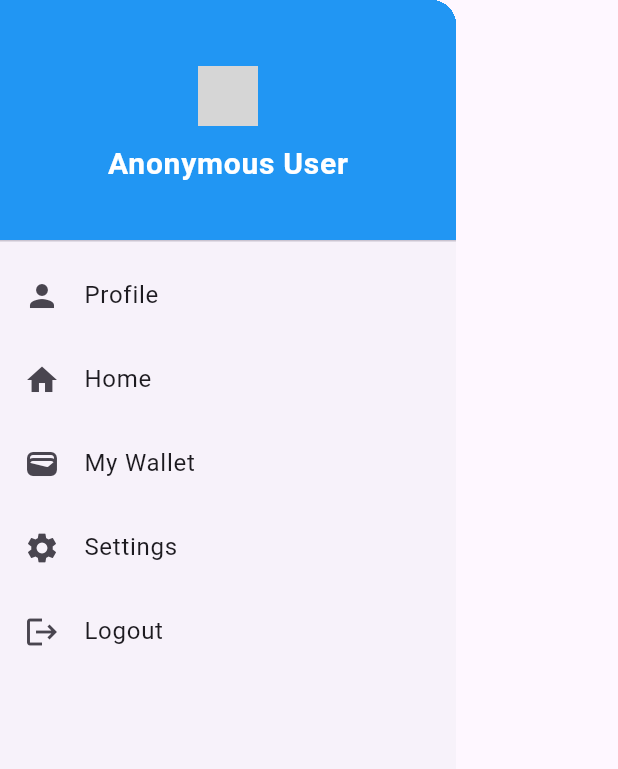
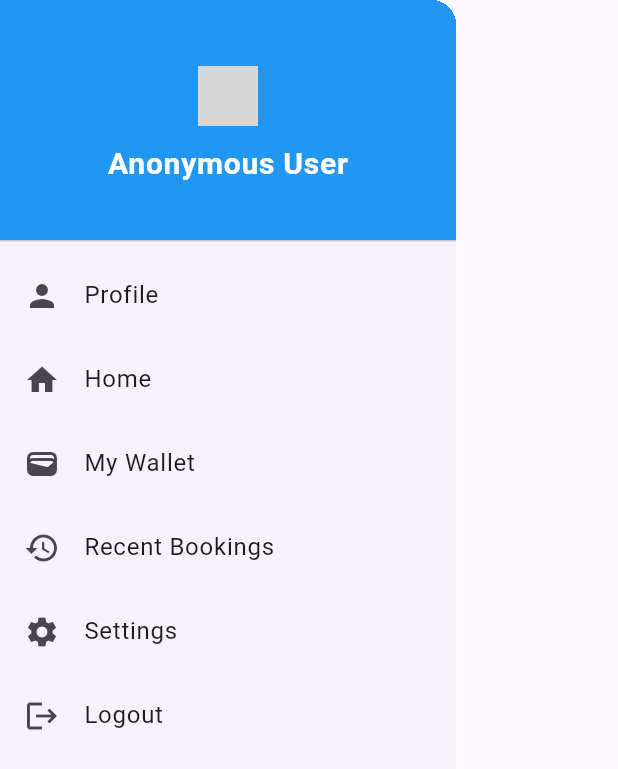
Before and after one commit to kyuremmmmz/travel-go-mobile-version, a Flutter app: the DrawerMenuWidget widget shown alone on an empty page, opened directly, on a phone screen of 412 x 824 dp. Shown: the top 769 px of the screen. Run offline on Flutter 3.47's test engine with Material 3 defaults, Android fonts, the phone set to English and light mode, and no system bars; our stand-ins replace flutter_credit_card, flutter_map, flutter_typeahead, font_awesome_flutter, geocoding, latlong2 and 4 more; missing offline and left inert: dart:ffi, flutter_paypal, mailer; accounts and stored records are empty; grey boxes are pictures that could not be loaded.

Commit message:
added bookings

```diff
--- a/lib/Widgets/Drawer/drawerMenu.dart
+++ b/lib/Widgets/Drawer/drawerMenu.dart
@@ -107,6 +107,13 @@ class _DrawerMenuWidgetState extends State<DrawerMenuWidget> {
             },
           ),
           ListTile(
+            leading: const Icon(Icons.history),
+            title: const Text('Recent Bookings'),
+            onTap: () {
+              Navigator.pop(context);
+            },
+          ),
+          ListTile(
             leading: const Icon(Icons.settings),
             title: const Text('Settings'),
             onTap: () {
```
